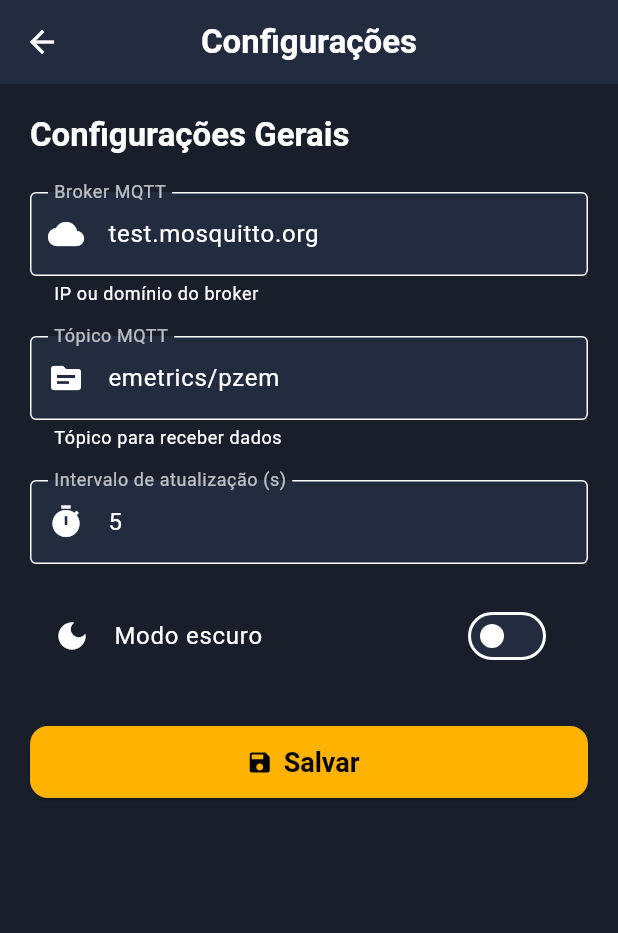
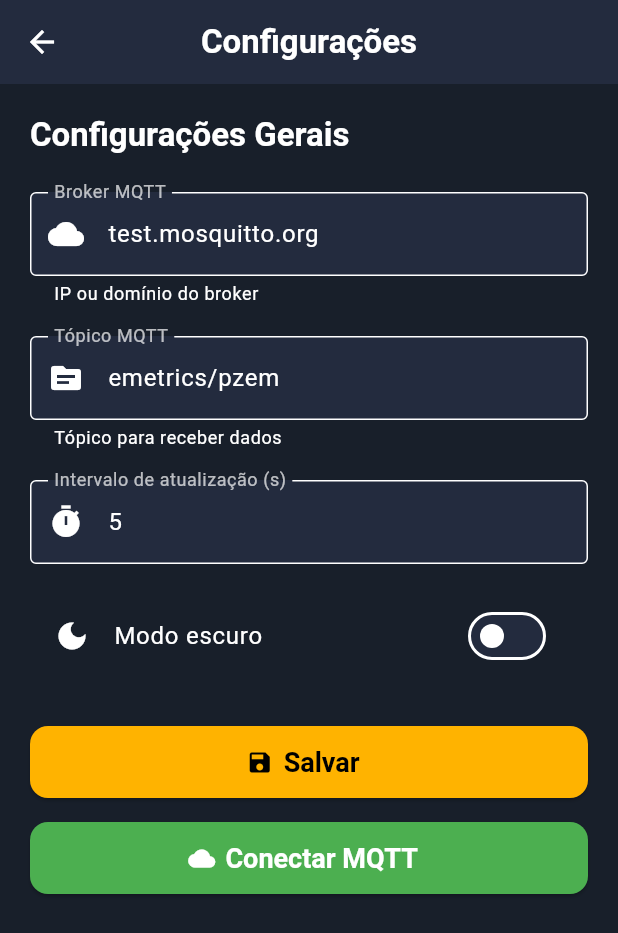
Before and after one commit to frahncky/EMetrics-IoT, a Flutter app: the screen it shows after launch, in the side drawer, after a tap on "Configurações", on a phone screen of 412 x 824 dp. Shown: the top 933 px of the screen. Run offline on Flutter 3.47's test engine with Material 3 defaults, Android fonts, the phone set to English and light mode, and no system bars; our stand-ins replace csv, fl_chart, flutter_local_notifications, flutter_riverpod, sqflite; missing offline and left inert: mqtt_client; accounts and stored records are empty.

Commit message:
feat: commit geral de todas as alterações

```diff
--- a/lib/src/providers/mqtt_stream_provider.dart
+++ b/lib/src/providers/mqtt_stream_provider.dart
@@ -4,6 +4,6 @@ import 'mqtt_provider.dart';
 
 final mqttStreamProvider = StreamProvider<List<MqttReceivedMessage<MqttMessage>>>((ref) {
   final mqtt = ref.watch(mqttServiceProvider);
-  mqtt.connect().then((_) => mqtt.subscribe());
+  // A conexão deve ser feita manualmente pelo usuário, por exemplo, via botão nas configurações
   return mqtt.updates;
 });
--- a/lib/src/ui/settings/settings_page.dart
+++ b/lib/src/ui/settings/settings_page.dart
@@ -1,13 +1,15 @@
 import 'package:flutter/material.dart';
+import 'package:flutter_riverpod/flutter_riverpod.dart';
+import '../../providers/mqtt_provider.dart';
 
-class SettingsPage extends StatefulWidget {
+class SettingsPage extends ConsumerStatefulWidget {
   const SettingsPage({super.key});
 
   @override
-  State<SettingsPage> createState() => _SettingsPageState();
+  ConsumerState<SettingsPage> createState() => _SettingsPageState();
 }
 
-class _SettingsPageState extends State<SettingsPage> {
+class _SettingsPageState extends ConsumerState<SettingsPage> {
   final _brokerController = TextEditingController(text: 'test.mosquitto.org');
   final _topicController = TextEditingController(text: 'emetrics/pzem');
   final _intervalController = TextEditingController(text: '5');
@@ -15,6 +17,7 @@ class _SettingsPageState extends State<SettingsPage> {
 
   @override
   Widget build(BuildContext context) {
+    final mqttService = ref.watch(mqttServiceProvider);
     return Scaffold(
       appBar: AppBar(title: const Text('Configurações')),
       body: ListView(
@@ -96,6 +99,42 @@ class _SettingsPageState extends State<SettingsPage> {
               ),
             ),
           ),
+          const SizedBox(height: 16),
+          Semantics(
+            label: 'Botão Conectar MQTT',
+            button: true,
+            child: SizedBox(
+              width: double.infinity,
+              height: 48,
+              child: ElevatedButton.icon(
+                icon: const Icon(Icons.cloud),
+                style: ElevatedButton.styleFrom(
+                  backgroundColor: Colors.green,
+                  foregroundColor: Colors.white,
+                  textStyle: const TextStyle(fontSize: 18, fontWeight: FontWeight.bold),
+                  shape: RoundedRectangleBorder(borderRadius: BorderRadius.circular(12)),
+                ),
+                onPressed: () async {
+                  try {
+                    await mqttService.connect();
+                    mqttService.subscribe();
+                    if (mounted) {
+                      ScaffoldMessenger.of(context).showSnackBar(
+                        const SnackBar(content: Text('Conectado ao broker MQTT!')),
+                      );
+                    }
+                  } catch (e) {
+                    if (mounted) {
+                      ScaffoldMessenger.of(context).showSnackBar(
+                        SnackBar(content: Text('Erro ao conectar: $e')),
+                      );
+                    }
+                  }
+                },
+                label: const Text('Conectar MQTT'),
+              ),
+            ),
+          ),
         ],
       ),
     );
```
